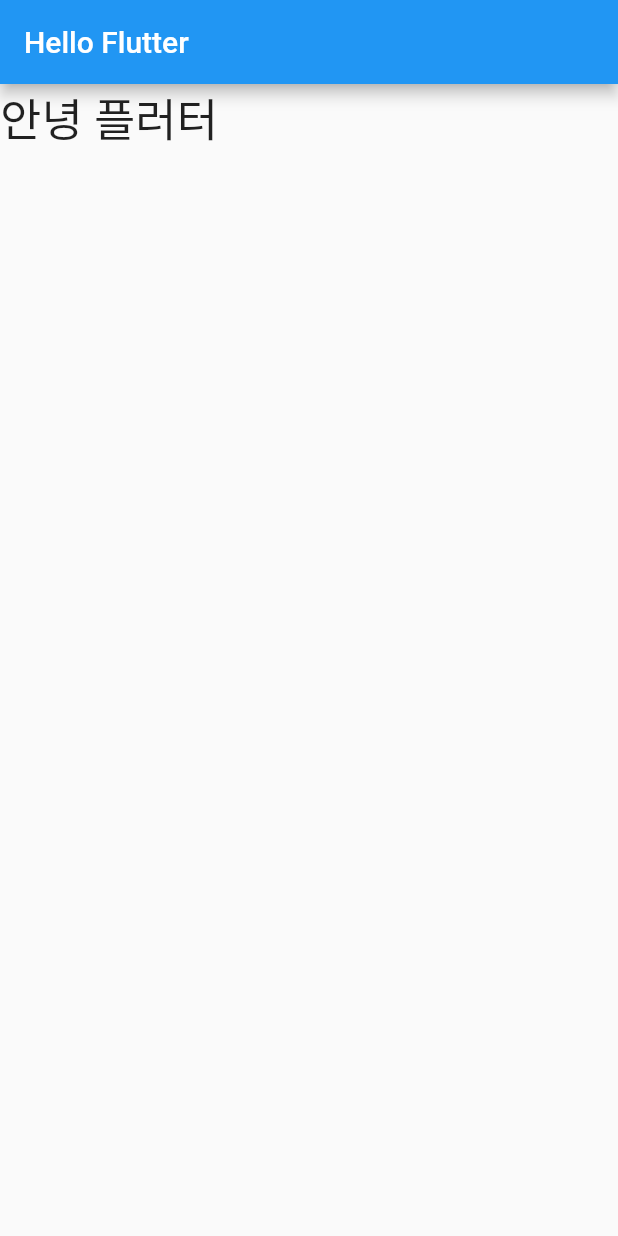
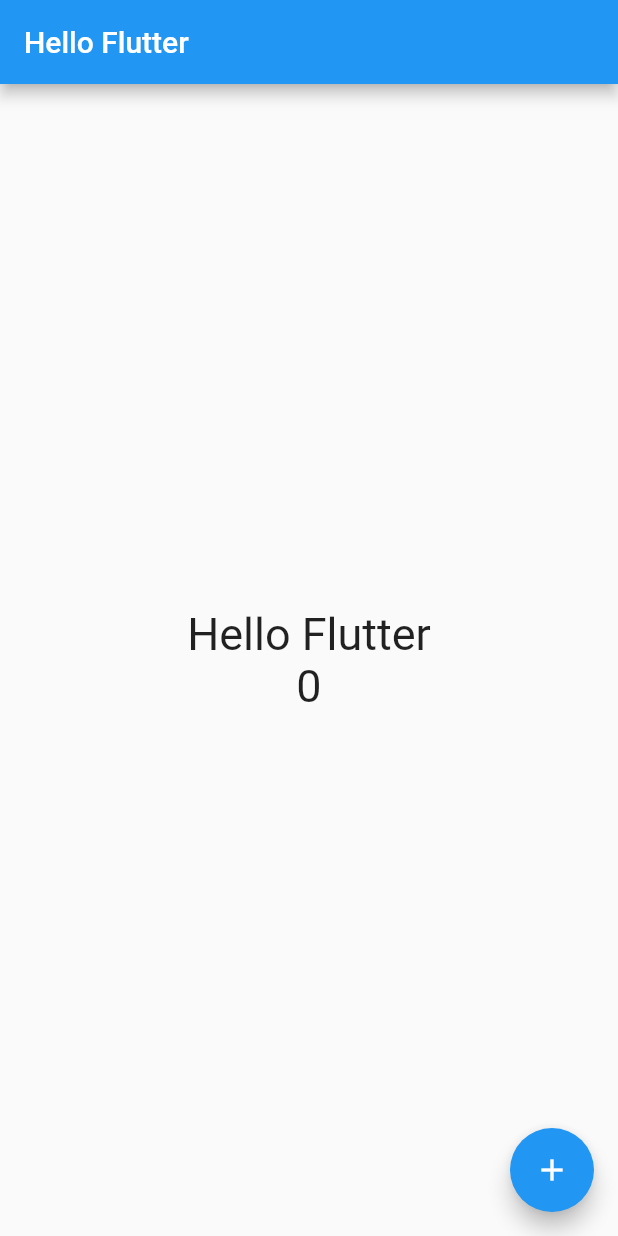
Before and after one commit to jesterz91/Flutter, a Flutter app: the screen it shows after launch, on a phone screen of 412 x 824 dp. Run offline on Flutter 3.47's test engine with Material 2 defaults, Android fonts, the phone set to English and light mode, and no system bars.

Commit message:
StatefulWidget

```diff
--- a/flutter_basic/lib/main.dart
+++ b/flutter_basic/lib/main.dart
@@ -3,22 +3,52 @@ import 'package:flutter/material.dart';
 void main() => runApp(MyApp());
 
 class MyApp extends StatelessWidget {
+  @override
+  Widget build(BuildContext context) {
+    return MaterialApp(
+        title: 'Flutter Demo',
+        theme: ThemeData(
+          primarySwatch: Colors.blue,
+        ),
+        home: HelloPage("Hello Flutter"));
+  }
+}
+
+class HelloPage extends StatefulWidget {
+  final String title;
+
+  HelloPage(this.title);
+
+  @override
+  State createState() => _HelloPageSate();
+}
+
+class _HelloPageSate extends State<HelloPage> {
+  String _message = 'Hello Flutter';
+  int _counter = 0;
 
   @override
   Widget build(BuildContext context) {
-    return MaterialApp(
-      title: 'Flutter Demo',
-      theme: ThemeData(
-        primarySwatch: Colors.blue,
-      ),
-      home: Scaffold(
+    return Scaffold(
+        floatingActionButton: FloatingActionButton(
+            child: Icon(Icons.add), onPressed: () => _changeMessage()),
         appBar: AppBar(
-          title: Text('Hello Flutter'),
+          title: Text(widget.title),
         ),
-        body: Text(
-          '안녕 플러터',
-          style: TextStyle(fontSize: 30),
-        )),
-    );
+        body: Center(
+            child: Column(
+          mainAxisAlignment: MainAxisAlignment.center,
+          children: <Widget>[
+            Text(_message, style: TextStyle(fontSize: 30)),
+            Text('$_counter', style: TextStyle(fontSize: 30)),
+          ],
+        )));
+  }
+
+  void _changeMessage() {
+    setState(() {
+      _message = "안녕 플러터";
+      _counter++;
+    });
   }
 }
```
